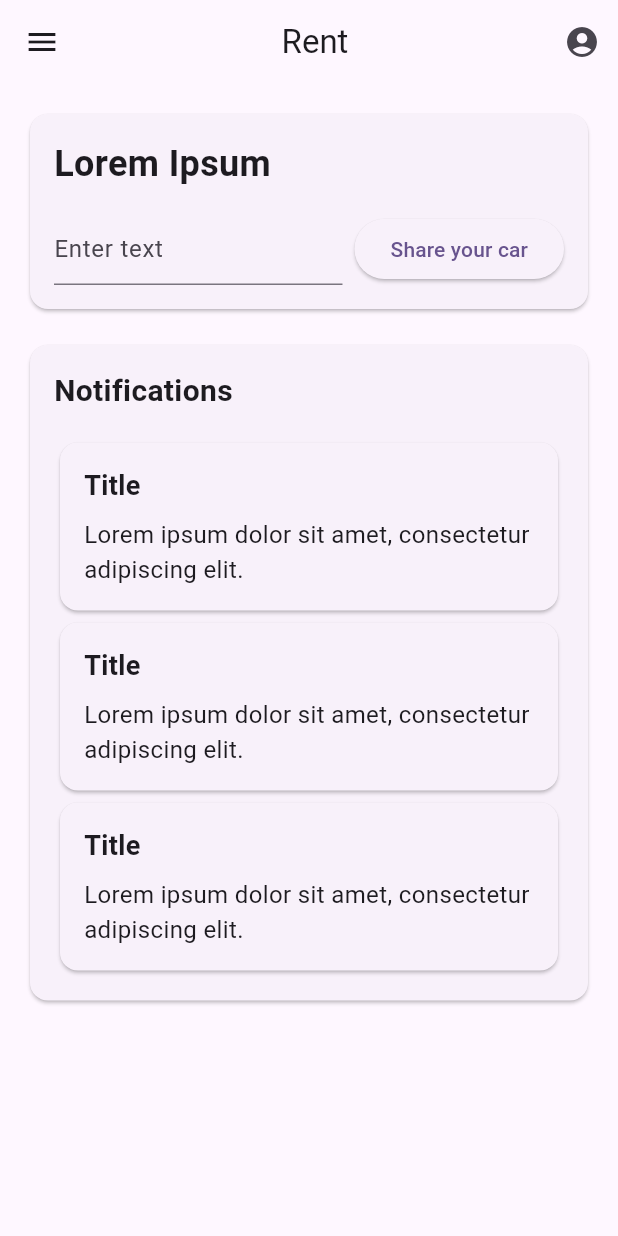
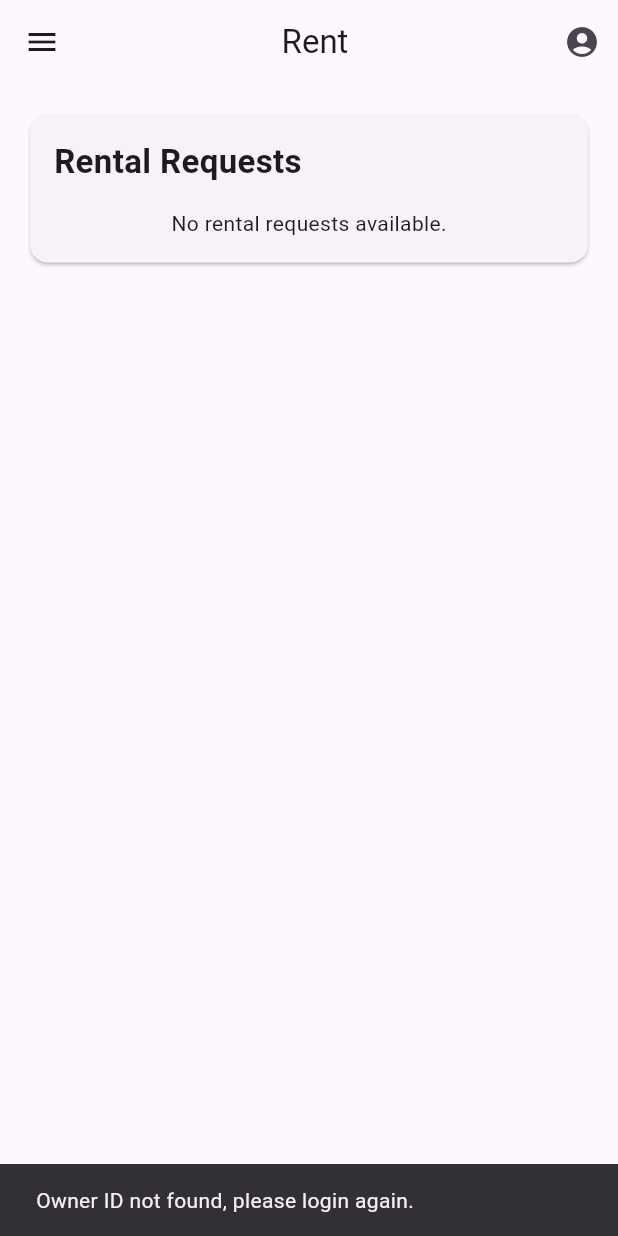
Before and after one commit to Grupo1-AplicacionesMoviles/DriveSafe-MobileApp, a Flutter app: the HomeOwner screen opened by its route, on a phone screen of 412 x 824 dp. Run offline on Flutter 3.47's test engine with Material 3 defaults, Android fonts, the phone set to English and light mode, and no system bars; our stand-ins replace image_picker, jwt_decoder, shared_preferences; accounts and stored records are empty.

Commit message:
Request change

```diff
--- a/lib/pages/owner-home.page.dart
+++ b/lib/pages/owner-home.page.dart
@@ -1,7 +1,80 @@
+import 'dart:async';
+
 import 'package:flutter/material.dart';
+import 'package:shared_preferences/shared_preferences.dart';
+import 'package:drivesafe_mobile_application/services/vehicle.service.dart';
 
-class HomeOwner extends StatelessWidget {
-  const HomeOwner({super.key});
+class HomeOwner extends StatefulWidget {
+  const HomeOwner({Key? key}) : super(key: key);
+
+  @override
+  _HomeOwnerState createState() => _HomeOwnerState();
+}
+
+class _HomeOwnerState extends State<HomeOwner> {
+  List<Map<String, dynamic>> _rentalRequests = [];
+  bool _isLoading = true;
+  int? ownerId;
+
+  @override
+  void initState() {
+    super.initState();
+    _getOwnerId(); // Obtener el ownerId del usuario autenticado
+  }
+
+  void _getOwnerId() async {
+    SharedPreferences prefs = await SharedPreferences.getInstance();
+    int? storedOwnerId = prefs.getInt('ownerId'); // Obtener el ownerId desde SharedPreferences
+
+    if (storedOwnerId != null) {
+      setState(() {
+        ownerId = storedOwnerId;
+        print('Owner ID found: $ownerId'); // Para depuración
+        _fetchRentalRequests(); // Buscar solicitudes si se encuentra el ownerId
+      });
+    } else {
+      setState(() {
+        _isLoading = false; // Asegurarse de detener el cargador si no se encuentra el ownerId
+      });
+      ScaffoldMessenger.of(context).showSnackBar(
+        const SnackBar(content: Text('Owner ID not found, please login again.')),
+      );
+    }
+  }
+
+  void _fetchRentalRequests() async {
+    try {
+      setState(() {
+        _isLoading = true; // Iniciar cargador
+      });
+
+      final requests = await VehicleService().getAllRentalRequests().timeout(const Duration(seconds: 10));
+      print('Rental requests fetched: ${requests.length}'); // Imprimir la cantidad de solicitudes obtenidas
+
+      setState(() {
+        // Filtrar solo las solicitudes que pertenecen al arrendador actual
+        _rentalRequests = requests.where((request) => request['ownerId'] == ownerId).toList();
+        _isLoading = false; // Finalizar cargador
+        print('Filtered rental requests: ${_rentalRequests.length}'); // Imprimir cuántas solicitudes se filtraron
+      });
+    } catch (e) {
+      setState(() {
+        _isLoading = false; // Finalizar cargador también en caso de error
+      });
+
+      if (e is TimeoutException) {
+        print('Error: Request timed out');
+        ScaffoldMessenger.of(context).showSnackBar(
+          const SnackBar(content: Text('Request timed out. Please try again later.')),
+        );
+      } else {
+        print('Error fetching rental requests: $e'); // Imprimir el error para depuración
+        ScaffoldMessenger.of(context).showSnackBar(
+          SnackBar(content: Text('Failed to load requests: $e')),
+        );
+      }
+    }
+  }
 
   @override
   Widget build(BuildContext context) {
@@ -58,15 +131,25 @@ class HomeOwner extends StatelessWidget {
               leading: const Icon(Icons.request_page),
               title: const Text('Requests'),
               onTap: () {
-                Navigator.pushNamed(context, '/request-owner');
+                if (ownerId != null) {
+                  _fetchRentalRequests();
+                  ScaffoldMessenger.of(context).showSnackBar(
+                    const SnackBar(content: Text('Fetching rental requests...')),
+                  );
+                } else {
+                  ScaffoldMessenger.of(context).showSnackBar(
+                    const SnackBar(content: Text('Owner ID not found, unable to fetch requests.')),
+                  );
+                }
               },
-            )
+            ),
           ],
         ),
       ),
       body: Padding(
         padding: const EdgeInsets.all(16.0),
         child: Column(
+          crossAxisAlignment: CrossAxisAlignment.start,
           children: <Widget>[
             Card(
               child: Padding(
@@ -75,72 +158,33 @@ class HomeOwner extends StatelessWidget {
                   crossAxisAlignment: CrossAxisAlignment.start,
                   children: <Widget>[
                     const Text(
-                      'Lorem Ipsum',
+                      'Rental Requests',
                       style: TextStyle(
-                        fontSize: 24.0,
+                        fontSize: 22.0,
                         fontWeight: FontWeight.bold,
                       ),
                     ),
                     const SizedBox(height: 16.0),
-                    Row(
-                      children: <Widget>[
-                        Expanded(
-                          child: TextField(
-                            decoration: const InputDecoration(
-                              hintText: 'Enter text',
+                    if (_isLoading)
+                      const Center(child: CircularProgressIndicator())
+                    else if (_rentalRequests.isEmpty)
+                      const Center(child: Text('No rental requests available.'))
+                    else
+                      ListView.builder(
+                        shrinkWrap: true,
+                        physics: const NeverScrollableScrollPhysics(),
+                        itemCount: _rentalRequests.length,
+                        itemBuilder: (context, index) {
+                          final request = _rentalRequests[index];
+                          return Card(
+                            margin: const EdgeInsets.symmetric(vertical: 8.0),
+                            child: ListTile(
+                              title: Text('Vehicle ID: ${request['vehicleId']}'),
+                              subtitle: Text('Tenant ID: ${request['tenantId']}'),
+                              trailing: Text(request['status']),
                             ),
-                          ),
-                        ),
-                        const SizedBox(width: 8.0),
-                        ElevatedButton(
-                          onPressed: () {},
-                          child: const Text('Share your car'),
-                        ),
-                      ],
-                    ),
-                  ],
-                ),
-              ),
-            ),
-            const SizedBox(height: 16.0),
-            Card(
-              child: Padding(
-                padding: const EdgeInsets.all(16.0),
-                child: Column(
-                  crossAxisAlignment: CrossAxisAlignment.start,
-                  children: <Widget>[
-                    const Text(
-                      'Notifications',
-                      style: TextStyle(
-                        fontSize: 20.0,
-                        fontWeight: FontWeight.bold,
-                      ),
-                    ),
-                    const SizedBox(height: 16.0),
-                    for (int i = 0; i < 3; i++)
-                      Card(
-                        child: Padding(
-                          padding: const EdgeInsets.all(16.0),
-                          child: Column(
-                            crossAxisAlignment: CrossAxisAlignment.start,
-                            children: const <Widget>[
-                              Text(
-                                'Title',
-                                style: TextStyle(
-                                  fontSize: 18.0,
-                                  fontWeight: FontWeight.bold,
-                                ),
-                              ),
-                              SizedBox(height: 8.0),
-                              Text(
-                                'Lorem ipsum dolor sit amet, consectetur adipiscing elit.',
-                                style: TextStyle(
-                                  fontSize: 16.0,
-                                ),
-                              ),
-                            ],
-                          ),
-                        ),
+                          );
+                        },
                       ),
                   ],
                 ),
```
Also changed, not shown: lib/pages/car.page.dart (+49 -113 lines), lib/pages/owner-requests.page.dart (added, +67 -0 lines), lib/services/vehicle.service.dart (+53 -0 lines).
